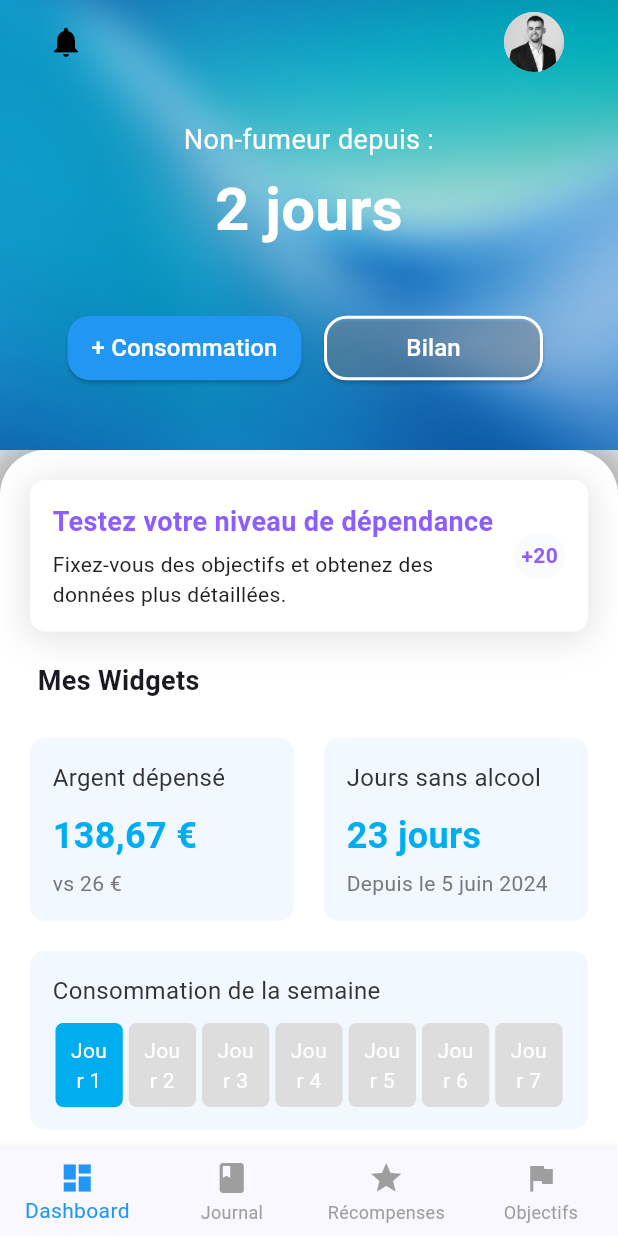
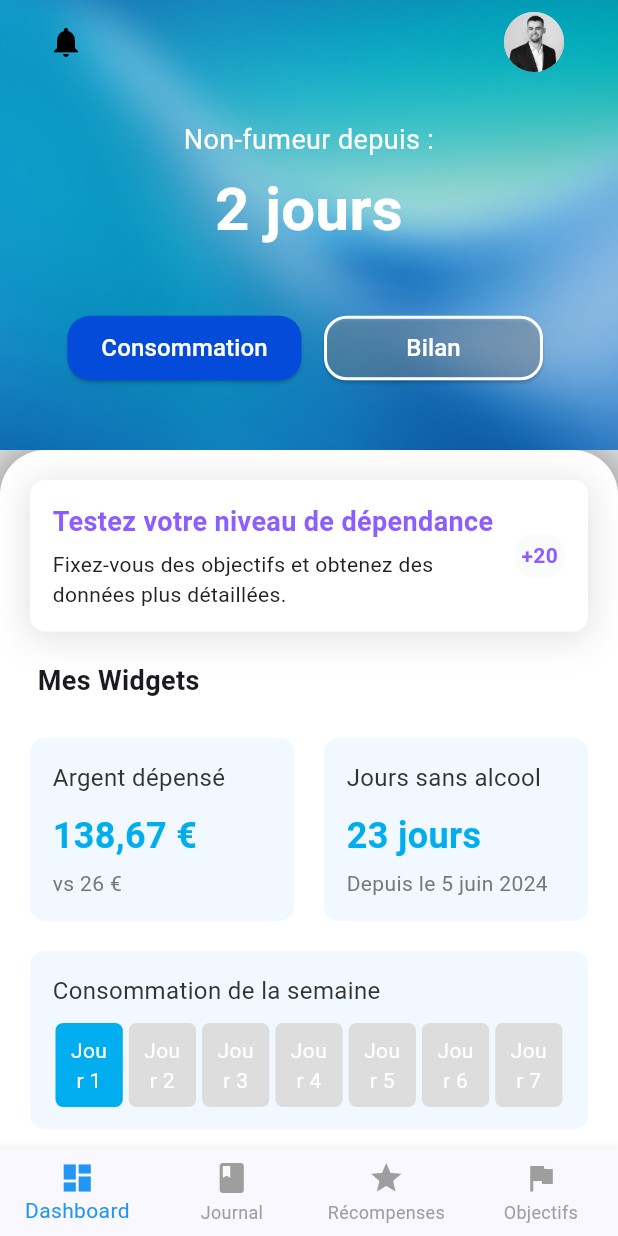
Before and after one commit to LaChancee/hygie-mobile, a Flutter app: the screen it shows after launch, on a phone screen of 412 x 824 dp. Run offline on Flutter 3.47's test engine with Material 3 defaults, Android fonts, the light colour scheme and no system bars.

Commit message:
Update color button

```diff
--- a/lib/presentation/dashboard/header_dashboard.dart
+++ b/lib/presentation/dashboard/header_dashboard.dart
@@ -1,4 +1,5 @@
 import 'package:flutter/material.dart';
+import 'package:hygie_mobile/commons/colors.dart';
 
 class HeaderDashboard extends StatelessWidget {
 
@@ -46,7 +47,7 @@ class HeaderDashboard extends StatelessWidget {
                   Expanded(
                     child: Padding(
                       padding: const EdgeInsets.symmetric(horizontal: 5.0),
-                      child: _buildActionButton('+ Consommation'),
+                      child: _buildActionButton('Consommation'),
                     ),
                   ),
                   Expanded(
@@ -72,7 +73,7 @@ class HeaderDashboard extends StatelessWidget {
         // Ajoute ici l'action du bouton
       },
       style: ElevatedButton.styleFrom(
-        backgroundColor: Colors.blue, // Couleur de fond du bouton
+        backgroundColor: AppColors.primaryColor, // Couleur de fond du bouton
         foregroundColor: Colors.white,
         padding: EdgeInsets.symmetric(horizontal: 10, vertical: 10),
         shape: RoundedRectangleBorder(
```
